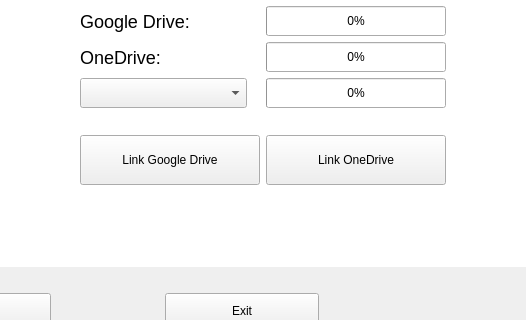
Qt form Desktop/DesuRep/mainwindow.ui (Exonymus/Unified-File-Hub) before a commit; both pictures show x 392 to 918 and y 366 to 686 of the 1000 by 800 pixel window.
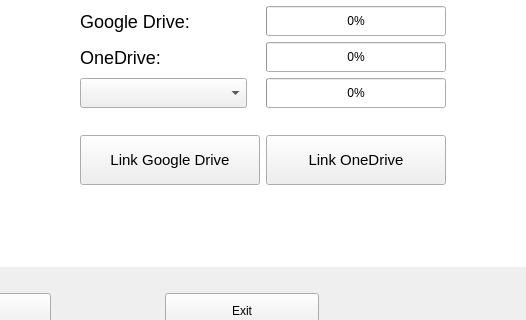
The same form after that commit. Icons and pictures are not drawn.

Patch:
```diff
--- a/Desktop/DesuRep/mainwindow.ui
+++ b/Desktop/DesuRep/mainwindow.ui
@@ -525,6 +525,11 @@
                   <height>50</height>
                  </size>
                 </property>
+                <property name="font">
+                 <font>
+                  <pointsize>11</pointsize>
+                 </font>
+                </property>
                 <property name="styleSheet">
                  <string notr="true"/>
                 </property>
@@ -557,6 +562,11 @@
                   <height>50</height>
                  </size>
                 </property>
+                <property name="font">
+                 <font>
+                  <pointsize>11</pointsize>
+                 </font>
+                </property>
                 <property name="styleSheet">
                  <string notr="true"/>
                 </property>
```
Left out of the diff: 3 changed lines with no effect on the pictures.
